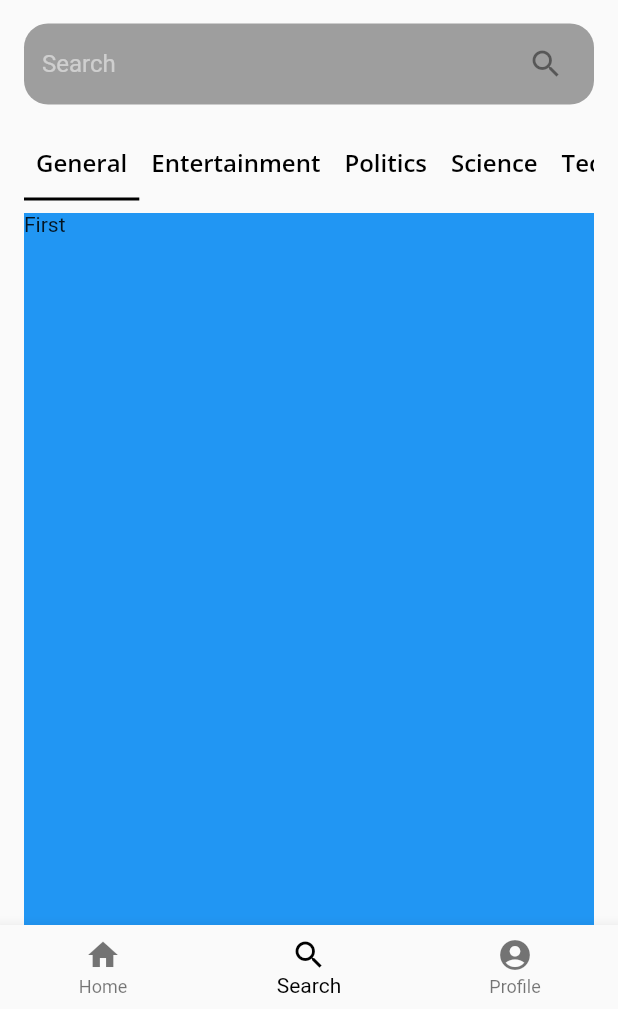
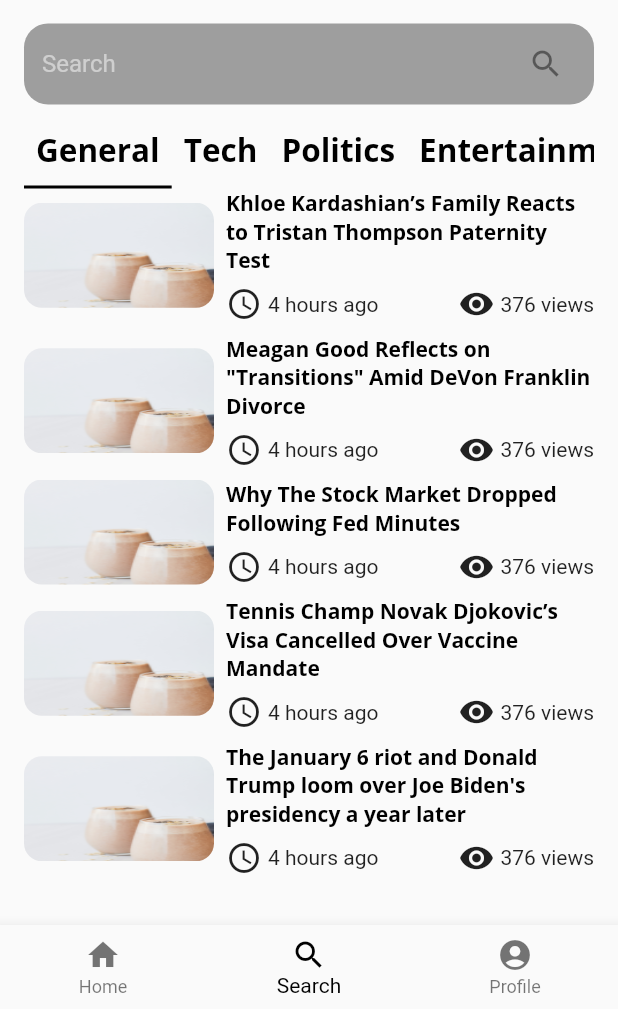
Before and after one commit to EbhomenyeEmmanuel/news_app, a Flutter app: the screen it shows after launch, item 2 of the bottom bar chosen, on a phone screen of 412 x 824 dp, the part 227-1236 px from its top. Run offline on Flutter 3.47's test engine with Material 2 defaults, Android fonts, the phone set to English and light mode, and no system bars; our stand-ins replace cached_network_image, google_fonts.

```diff
--- a/lib/screens/search_screen/search_screen.dart
+++ b/lib/screens/search_screen/search_screen.dart
@@ -1,6 +1,9 @@
 import 'package:flutter/cupertino.dart';
 import 'package:flutter/material.dart';
+import 'package:news_app/api/mock_news_service.dart';
 import 'package:news_app/models/news_categories.dart';
+import 'package:news_app/models/news_data.dart';
+import 'package:news_app/models/stories.dart';
 
 class SearchScreen extends StatefulWidget {
   @override
@@ -8,6 +11,7 @@ class SearchScreen extends StatefulWidget {
 }
 
 class _SearchScreenState extends State<SearchScreen> {
+  final mockService = MockBreakingNewsService();
   @override
   Widget build(BuildContext context) {
     Size screenSize = MediaQuery.of(context).size;
@@ -46,7 +50,7 @@ class _SearchScreenState extends State<SearchScreen> {
               style: Theme.of(context).textTheme.bodyText1),
           SizedBox(height: 16),
           buildSearchEditText(primaryColor),
-          SizedBox(height: 16),
+          SizedBox(height: 8),
         ],
       ),
     );
@@ -73,7 +77,8 @@ class _SearchScreenState extends State<SearchScreen> {
                   ),
                   enabledBorder: InputBorder.none,
                   focusedBorder: InputBorder.none,
-                  suffixIcon: Icon(Icons.search), fillColor:  Color(0xffF6F6F6)),
+                  suffixIcon: Icon(Icons.search),
+                  fillColor: Color(0xffF6F6F6)),
             ),
           ),
         ],
@@ -83,7 +88,6 @@ class _SearchScreenState extends State<SearchScreen> {
 
   Widget buildTabsFromTabView(BuildContext context) {
     return DefaultTabController(
-        //length: NewsCategories.values.length,
         length: NewsCategories.values.length,
         child: Padding(
           padding: const EdgeInsets.only(left: 16.0, right: 16.0,),
@@ -99,43 +103,126 @@ class _SearchScreenState extends State<SearchScreen> {
                       labelColor: Colors.black,
                       unselectedLabelColor: Colors.grey,
                       tabs: [
-                        Tab(
-                          child: Text("General",
-                              style: Theme.of(context).textTheme.headline3),
-                        ),
-                        Tab(
-                          child: Text("Entertainment",
-                              style: Theme.of(context).textTheme.headline3),
-                        ),
-                        Tab(
-                          child: Text("Politics",
-                              style: Theme.of(context).textTheme.headline3),
-                        ),
-                        Tab(
-                          child: Text("Science",
-                              style: Theme.of(context).textTheme.headline3),
-                        ),
-                        Tab(
-                          child: Text("Tech",
-                              style: Theme.of(context).textTheme.headline3),
-                        ),
+                        for (var tabName in getTabNames())
+                          buildTabForTabBar(tabName)
                       ]),
                 ),
-                SizedBox(height: 8),
-                Expanded(
-                  child: TabBarView(children: [
-                    Container(
-                      color: Colors.blue,
-                      child: Text("First"),
-                    ),
-                    Container(color: Colors.red,
-                        child: Text("Second")),
-                    Container(child: Text("Third")),
-                    Container(child: Text("Fourth")),
-                    Container(child: Text("Fifth")),
-                  ]),
-                ),
+                 Expanded(
+                   child: TabBarView(children: [
+                      for (var i in getTabNames()) buildTabViewList(i)
+                    ]),
+                 ),
               ]),
         ));
   }
+
+  ListView buildList(List<Story> story) {
+    return ListView.separated(
+      scrollDirection: Axis.vertical,
+      itemBuilder: (context, index) {
+        return buildCard(story[index], context);
+      },
+      itemCount: story.length,
+      separatorBuilder: (BuildContext context, int index) {
+        return SizedBox(height: 8);
+      },
+    );
+  }
+
+  getNewsByCategory(List<Story> list, String category) {
+    //TODO("Filter list by category")
+    return list;
+  }
+
+  Widget buildTabViewList(String category) {
+    return FutureBuilder(
+        future: mockService.getNewsData(),
+        builder: (context, AsyncSnapshot<NewsData> snapshot) {
+          if (snapshot.connectionState == ConnectionState.done) {
+            var listOfNewsByCategory = getNewsByCategory(
+                snapshot.data?.todayStories.sublist(0, 5) ?? [], category);
+            return buildList(listOfNewsByCategory);
+          } else {
+            return const Center(
+              child: CircularProgressIndicator(),
+            );
+          }
+        });
+  }
+
+  Widget buildTabForTabBar(String tabTitle) {
+    return Tab(
+      child: Text(tabTitle, style: Theme.of(context).textTheme.headline2),
+    );
+  }
+
+  Widget buildCard(Story story, BuildContext context) {
+    return Row(
+      mainAxisAlignment: MainAxisAlignment.spaceEvenly,
+      children: [
+        //NewsIcon(imageUrl: story.imageUrl),
+        Expanded(
+          flex: 1,
+          child: ClipRRect(
+            child: Image.asset(
+              'assets/news_app_assets/card_smoothie.png',
+              fit: BoxFit.fill,
+              width: 100,
+              height: 70,
+            ),
+            borderRadius: BorderRadius.circular(12),
+          ),
+        ),
+        Expanded(
+          flex: 2,
+          child: Padding(
+            padding: const EdgeInsets.only(left: 8.0),
+            child: Column(
+              crossAxisAlignment: CrossAxisAlignment.start,
+              children: [
+                Text(
+                  story.title,
+                  style: Theme.of(context).textTheme.bodyText1,
+                  textAlign: TextAlign.left,
+                ),
+                SizedBox(height: 8),
+                Row(
+                  mainAxisAlignment: MainAxisAlignment.spaceBetween,
+                  children: [
+                    Row(
+                      children: [
+                        Icon(Icons.access_time),
+                        SizedBox(width: 4),
+                        Text("4 hours ago",
+                            style: Theme.of(context).textTheme.bodyText2)
+                      ],
+                    ),
+                    Row(
+                      children: [
+                        Icon(Icons.remove_red_eye),
+                        SizedBox(width: 4),
+                        Text("376 views",
+                            style: Theme.of(context).textTheme.bodyText2)
+                      ],
+                    )
+                  ],
+                )
+              ],
+            ),
+          ),
+        ),
+      ],
+    );
+  }
+
+  List getTabNames() {
+    var listOfTabNames = <String>[];
+    for (NewsCategories newsCategory in NewsCategories.values) {
+      var enumValue = newsCategory.toString().split('.').last;
+      var capitalizedNewsCategory =
+          enumValue[0].toUpperCase() + enumValue.substring(1);
+      listOfTabNames.add(capitalizedNewsCategory);
+    }
+    return listOfTabNames;
+  }
 }
```
